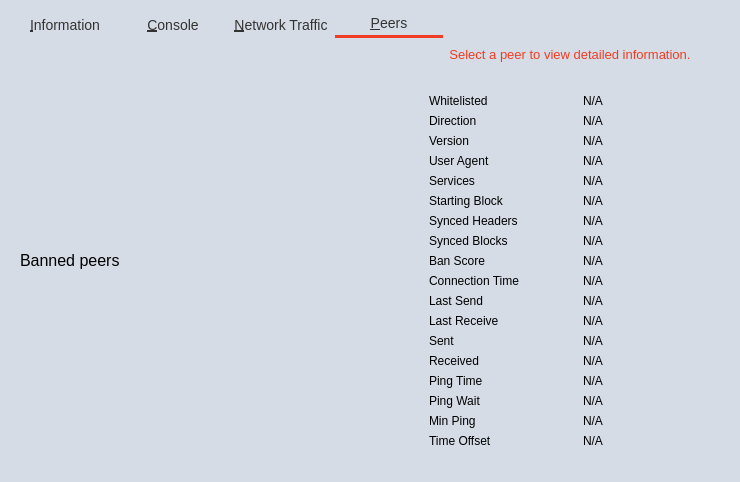
Above: src/qt/forms/debugwindow.ui from hardwarewise/SIN-core before the change. Below: the same form after it.
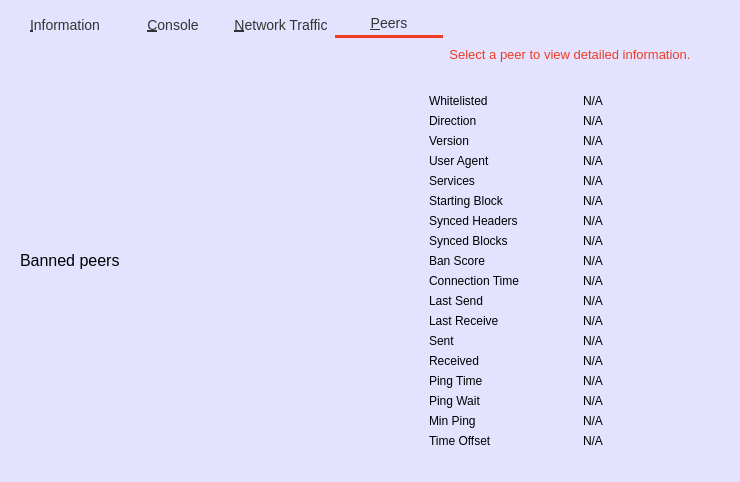
That is the form after the change. The open tabs and pages were chosen to show the change. Icons and pictures are not drawn. Custom widgets are drawn as their Qt base class.

The edit to the form file:
```diff
--- a/src/qt/forms/debugwindow.ui
+++ b/src/qt/forms/debugwindow.ui
@@ -15,7 +15,7 @@
   </property>
   <property name="styleSheet">
    <string notr="true"> QWidget#RPCConsole {
-background-color: #D6DCE5;
+background-color: #E3E3FF;
 
 }
 QTabWidget {
@@ -64,23 +64,21 @@
 }
 
 .QValidatedLineEdit, .QLineEdit { /* Text Entry Fields */
-border: 2px solid #333;
+border: 1px solid #333;
 font-size:14px;
-/*font-weight: bold;*/
+font-weight: bold;
 min-height:25px;
 outline:0;
 padding:3px;
 color: #000;
 background-color:#fff;
-
 }
 
 QWidget#RPCConsole QTextEdit#messagesWidget {
 	/* Console Messages Window */
-	border: 2px solid #333;
-border-radius: 10px;
-	background-color: #f2f2f2;
-	color: #000;
+	border: 0;
+	background-color: #000;
+	color: #fff;
 }
 
 QWidget#RPCConsole QWidget#tab_peers QLabel#peerHeading {
@@ -109,15 +107,12 @@
 }
 
 QWidget#RPCConsole QPushButton#openDebugLogfileButton { /* Open Debug File Button */
-  background-color: #00023B;
-	background-repeat: no-repeat;
-    background-size: 1000% 1000%;
- 	padding: 0.85em 2em;
-	font-family: &quot;Montserrat&quot;;
-	letter-spacing: 1px;
-	border: 0;
-	color: #ffffff;
-	font-size: 12px;
+  background-color: #EF3C23;
+  border: 2px solid #EF3C23;
+  color: #ffffff;
+  padding-left: 20px;
+  padding-right: 20px;
+font-size: 12px;
 	font-weight: bold;
 	border-radius: 19px;
 	text-transform: uppercase;
```
Left out of the diff: 7 changed lines with no effect on the pictures.
